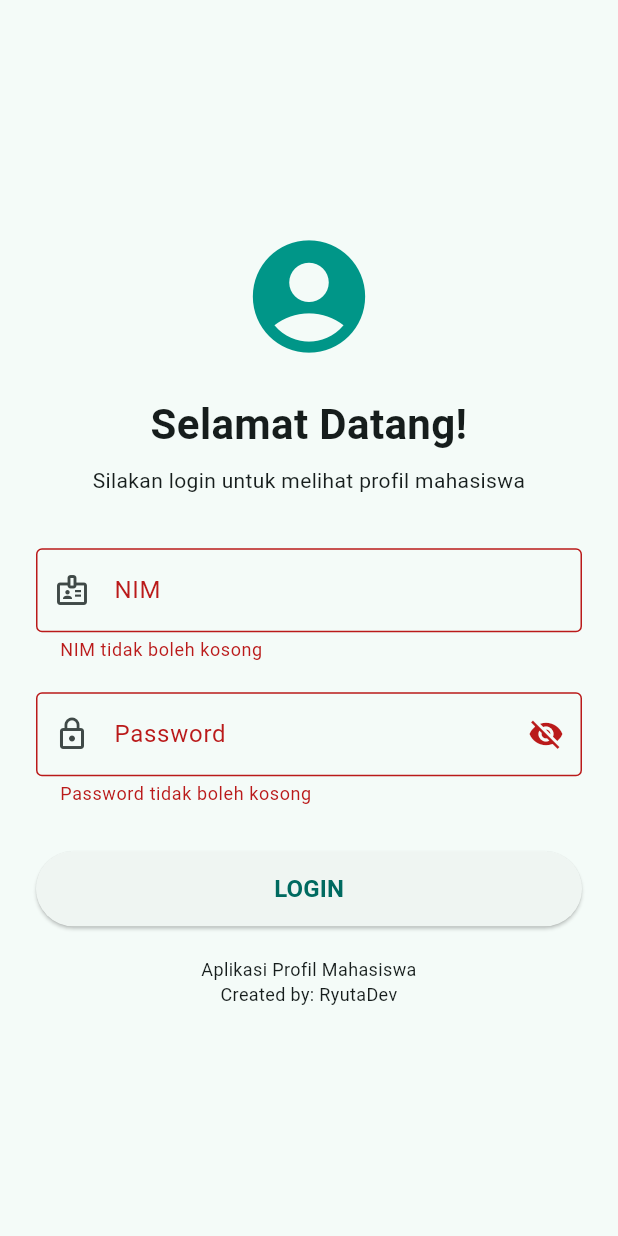
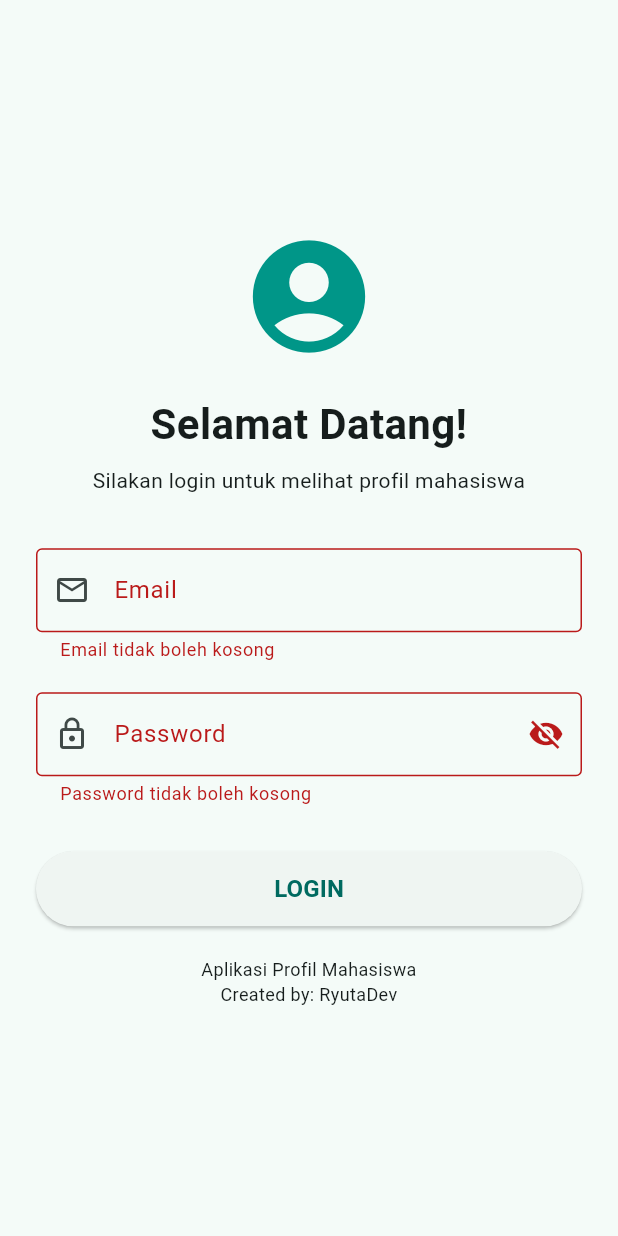
Before and after one commit to RiyutaDev/Latihan_Firebase_1124160241, a Flutter app: the screen it shows after launch, after a tap on "LOGIN", on a phone screen of 412 x 824 dp. Run offline on Flutter 3.47's test engine with Material 3 defaults, Android fonts, the phone set to English and light mode, and no system bars; our stand-ins replace firebase_auth, firebase_core; accounts and stored records are empty.

Commit message:
Integrasi Firebase Authentication pada LoginPage

```diff
--- a/lib/screens/login_page.dart
+++ b/lib/screens/login_page.dart
@@ -1,6 +1,10 @@
+
 import 'package:flutter/material.dart';
+import 'package:firebase_auth/firebase_auth.dart';
+
 import 'profile_page.dart';
 import '../models/profile.dart';
+import '../services/auth_service.dart';
 
 class LoginPage extends StatefulWidget {
   final ValueChanged<bool> onToggleTheme;
@@ -14,8 +18,10 @@ class LoginPage extends StatefulWidget {
 class _LoginPageState extends State<LoginPage> {
   final _formKey = GlobalKey<FormState>();
 
-  final _nimController = TextEditingController();
+  final _emailController = TextEditingController();
   final _passwordController = TextEditingController();
+
+  final AuthService _authService = AuthService();
 
   bool _isLoading = false;
   bool _obscurePassword = true;
@@ -29,39 +35,96 @@ class _LoginPageState extends State<LoginPage> {
       _isLoading = true;
     });
 
-    // Simulasi proses login
-    await Future.delayed(const Duration(seconds: 2));
+    try {
+      final credential = await _authService.login(
+        email: _emailController.text.trim(),
+        password: _passwordController.text,
+      );
 
       if (!mounted) return;
 
-    setState(() {
-      _isLoading = false;
-    });
+      final user = credential.user;
+
+      if (user == null) {
+        throw Exception('Data pengguna tidak ditemukan.');
+      }
+
+      // Profil mahasiswa tetap menggunakan data lokal.
+      final profile = Profile(
+        nama: 'Rizki Riana Putra',
+        nim: '1124160241',
+        prodi: 'Teknik Informatika Software Engineering',
+        kelas: 'TI24SESHIFT',
+        email: user.email ?? '',
+        noHp: '081283561060',
+        github: 'RiyutaDev',
+        bio:
+            'Mahasiswa yang tertarik pada teknologi dan pengembangan aplikasi berbasis web.',
+      );
 
       Navigator.pushReplacement(
         context,
         MaterialPageRoute(
           builder: (context) => ProfilePage(
             onToggleTheme: widget.onToggleTheme,
-          profile: Profile(
-            nama: 'Rizki Riana Putra',
-            nim: _nimController.text.trim(),
-            prodi: 'Teknik Informatika Software Engineering',
-            kelas: 'TI24SESHIFT',
-            email: 'rizkirianaptr@gmail.com',
-            noHp: '081283561060',
-            github: 'RiyutaDev',
-            bio:
-                'Mahasiswa yang tertarik pada teknologi dan pengembangan aplikasi berbasis web.',
-          ),
+            profile: profile,
           ),
         ),
       );
+    } on FirebaseAuthException catch (e) {
+      if (!mounted) return;
+
+      String message;
+
+      switch (e.code) {
+        case 'invalid-credential':
+        case 'wrong-password':
+        case 'user-not-found':
+          message = 'Email atau password salah.';
+          break;
+        case 'invalid-email':
+          message = 'Format email tidak valid.';
+          break;
+        case 'user-disabled':
+          message = 'Akun ini telah dinonaktifkan.';
+          break;
+        case 'too-many-requests':
+          message = 'Terlalu banyak percobaan. Coba lagi nanti.';
+          break;
+        case 'network-request-failed':
+          message = 'Periksa koneksi internet kamu.';
+          break;
+        default:
+          message = 'Login gagal: ${e.message ?? e.code}';
+      }
+
+      ScaffoldMessenger.of(context).showSnackBar(
+        SnackBar(
+          content: Text(message),
+          backgroundColor: Colors.red,
+        ),
+      );
+    } catch (e) {
+      if (!mounted) return;
+
+      ScaffoldMessenger.of(context).showSnackBar(
+        SnackBar(
+          content: Text('Terjadi kesalahan: $e'),
+          backgroundColor: Colors.red,
+        ),
+      );
+    } finally {
+      if (mounted) {
+        setState(() {
+          _isLoading = false;
+        });
+      }
+    }
   }
 
   @override
   void dispose() {
-    _nimController.dispose();
+    _emailController.dispose();
     _passwordController.dispose();
     super.dispose();
   }
@@ -72,7 +135,10 @@ class _LoginPageState extends State<LoginPage> {
       body: SafeArea(
         child: Center(
           child: SingleChildScrollView(
-            padding: const EdgeInsets.symmetric(horizontal: 24, vertical: 32),
+            padding: const EdgeInsets.symmetric(
+              horizontal: 24,
+              vertical: 32,
+            ),
             child: Center(
               child: ConstrainedBox(
                 constraints: const BoxConstraints(maxWidth: 420),
@@ -109,21 +175,23 @@ class _LoginPageState extends State<LoginPage> {
                       const SizedBox(height: 35),
 
                       TextFormField(
-                        controller: _nimController,
-                        keyboardType: TextInputType.text,
+                        controller: _emailController,
+                        keyboardType: TextInputType.emailAddress,
                         decoration: const InputDecoration(
-                          labelText: 'NIM',
-                          hintText: 'Masukkan NIM',
-                          prefixIcon: Icon(Icons.badge_outlined),
+                          labelText: 'Email',
+                          hintText: 'Masukkan email',
+                          prefixIcon: Icon(Icons.email_outlined),
                           border: OutlineInputBorder(),
                         ),
                         validator: (value) {
                           if (value == null || value.trim().isEmpty) {
-                            return 'NIM tidak boleh kosong';
+                            return 'Email tidak boleh kosong';
                           }
 
-                          if (value.trim() != '1124160241') {
-                            return 'NIM tidak terdaftar';
+                          if (!RegExp(
+                            r'^[^@]+@[^@]+\.[^@]+$',
+                          ).hasMatch(value.trim())) {
+                            return 'Format email tidak valid';
                           }
 
                           return null;
@@ -156,10 +224,6 @@ class _LoginPageState extends State<LoginPage> {
                         validator: (value) {
                           if (value == null || value.isEmpty) {
                             return 'Password tidak boleh kosong';
-                          }
-
-                          if (value.length < 6) {
-                            return 'Password minimal 6 karakter';
                           }
 
                           return null;
```
Lines whose indentation alone changed are shown as unchanged.
